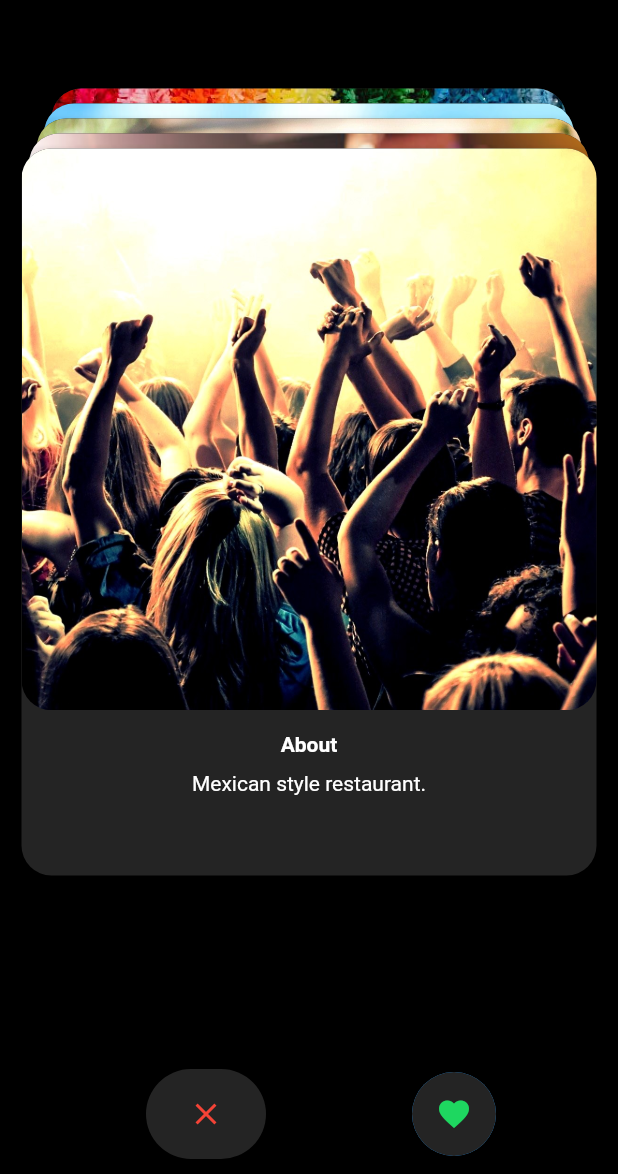
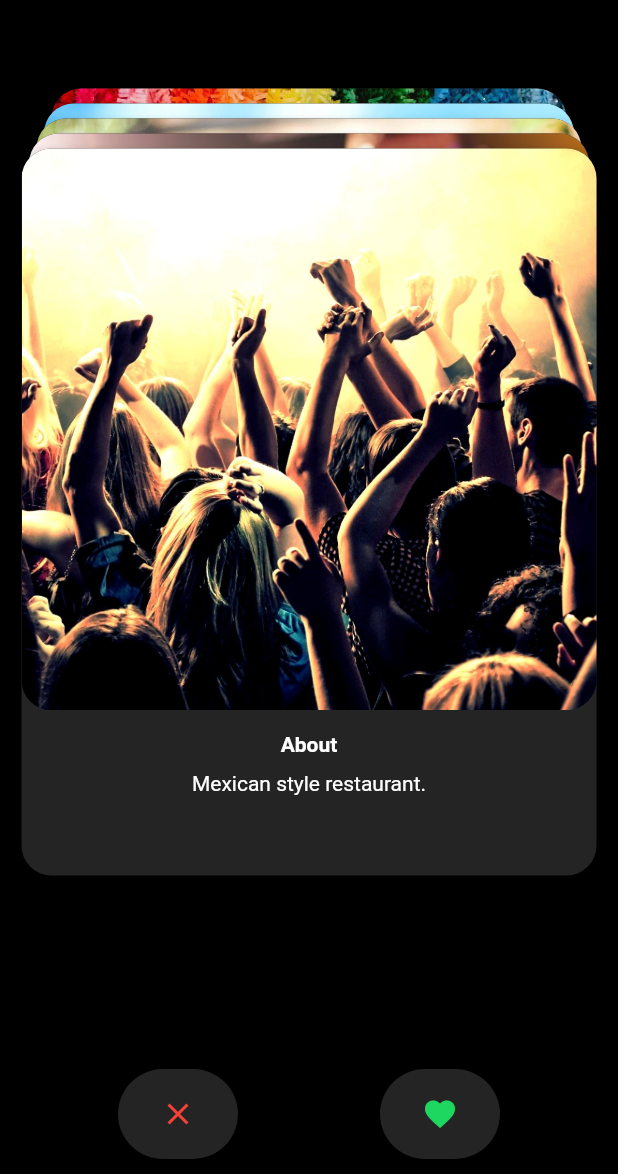
Before and after one commit to muhanator/Hungies, a Flutter app: the screen it shows after launch, on a phone screen of 412 x 824 dp, the part 62-1236 px from its top. Run offline on Flutter 3.47's test engine with Material 2 defaults, Android fonts, the phone set to English and light mode, and no system bars; our stand-ins replace google_maps_flutter, sliding_up_panel.

Commit message:
Added changes

```diff
--- a/lib/views/home_page.dart
+++ b/lib/views/home_page.dart
@@ -174,7 +174,7 @@ class HomePageState extends State<HomePage> with TickerProviderStateMixin {
                           Icons.clear,
                           color: Colors.red,
                         ))),
-                FloatingActionButton(
+                FlatButton(
                   onPressed: swipeRight,
                     child: Container(
                       height: 60,
```
Also changed, not shown: lib/views/detail.dart (+2 -13 lines).
